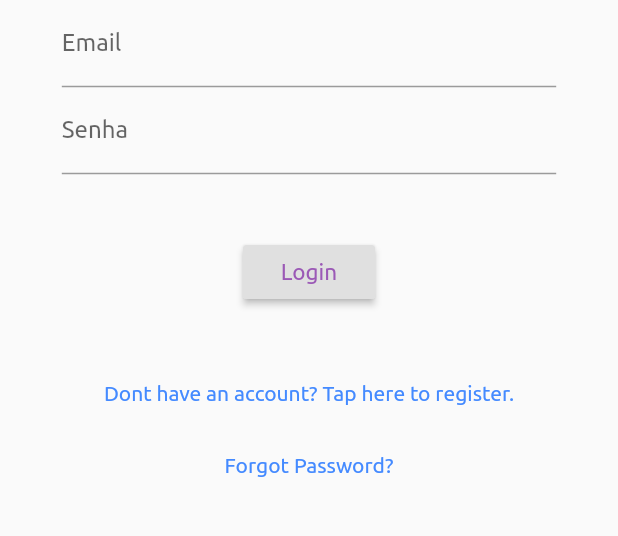
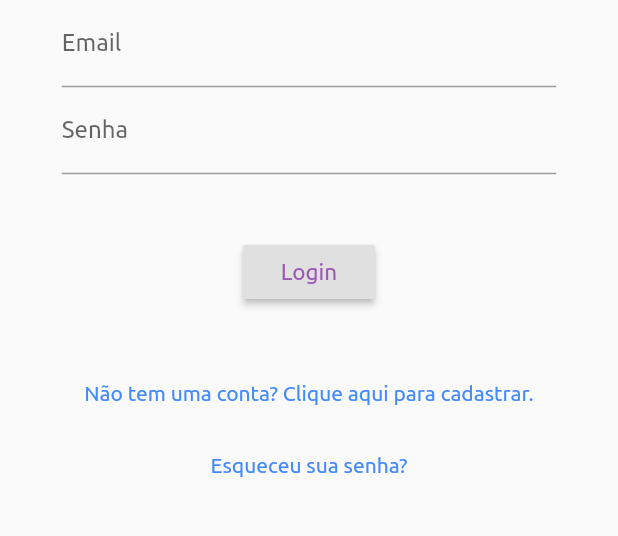
Before and after one commit to pauloj2000/engeconomica, a Flutter app: the screen it shows after launch, on a phone screen of 412 x 824 dp, the part 331-867 px from its top. Run offline on Flutter 3.47's test engine with Material 2 defaults, Android fonts, the phone set to English and light mode, and no system bars; our stand-ins replace modal_progress_hud, toast; accounts and stored records are empty; project files that could hold a hidden picture were left out.

```diff
--- a/alternative/lib/infra/mock_db.dart
+++ b/alternative/lib/infra/mock_db.dart
@@ -32,8 +32,8 @@ class BancoDadosMock {
     usuarios.add(user2);
 
     Loja loja1 = new Loja(id: 1, idUsuario: 1, nome: "Indio Maluco", avaliacao: 5);
-    Loja loja2 = new Loja(id: 2, idUsuario: 1, nome: "Artesãonato", avaliacao: 5);
-    Loja loja3 = new Loja(id: 3, idUsuario: 2, nome: "Miçangas do Zé", avaliacao: 5);
+    Loja loja2 = new Loja(id: 2, idUsuario: 3, nome: "Artesãonato", avaliacao: 5);
+    Loja loja3 = new Loja(id: 3, idUsuario: 4, nome: "Miçangas do Zé", avaliacao: 5);
 
     lojas.add(loja1);
     lojas.add(loja2);
--- a/alternative/lib/model/modelo_loja.dart
+++ b/alternative/lib/model/modelo_loja.dart
@@ -7,18 +7,22 @@ String lojaToJson(Loja data) => json.encode(data.toJson());
 class Loja {
   int id;
   String nome;
+  String descricao;
   int idUsuario;
   double caixa;
   double valorTotalRecebido;
   int avaliacao;
+  String foto;
 
   Loja({
     this.id,
     this.nome,
+    this.descricao,
     this.idUsuario,
     this.caixa,
     this.valorTotalRecebido,
     this.avaliacao,
+    this.foto
   });
 
   factory Loja.fromJson(Map<String, dynamic> json) => Loja(
@@ -28,6 +32,8 @@ class Loja {
     caixa: json["caixa"].toDouble(),
     valorTotalRecebido: json["valorTotalRecebido"].toDouble(),
     avaliacao: json["avaliacao"],
+    descricao: json["descricao"],
+    foto: json["foto"],
   );
 
   Map<String, dynamic> toJson() => {
@@ -37,5 +43,7 @@ class Loja {
     "caixa": caixa,
     "valorTotalRecebido": valorTotalRecebido,
     "avaliacao": avaliacao,
+    "foto": foto,
+    "descricao": descricao
   };
 }
--- a/alternative/lib/model/modelo_usuario.dart
+++ b/alternative/lib/model/modelo_usuario.dart
@@ -11,7 +11,6 @@ class Usuario {
   String senha;
   String dataCriacao;
   List<Pagamento> pagamentos;
-  int idLoja;
 
   Usuario({
     this.id,
@@ -20,7 +19,6 @@ class Usuario {
     this.senha,
     this.dataCriacao,
     this.pagamentos,
-    this.idLoja
   });
 
   factory Usuario.fromJson(Map<String, dynamic> json) => Usuario(
@@ -30,7 +28,6 @@ class Usuario {
     senha: json["senha"],
     dataCriacao: json["dataCriacao"],
     pagamentos: List<Pagamento>.from(json["pagamentos"].map((x) => Pagamento.fromJson(x))),
-    idLoja: json["idLoja"],
   );
 
   Map<String, dynamic> toJson() => {
@@ -40,7 +37,6 @@ class Usuario {
     "senha": senha,
     "dataCriacao": dataCriacao,
     "pagamentos": List<dynamic>.from(pagamentos.map((x) => x.toJson())),
-    "idLoja": idLoja,
   };
 }
 
--- a/alternative/lib/pages/login.dart
+++ b/alternative/lib/pages/login.dart
@@ -164,14 +164,14 @@ class _LoginPageState extends State<LoginPage> {
               ),
             ),
             new FlatButton(
-              child: new Text('Dont have an account? Tap here to register.',
+              child: new Text('Não tem uma conta? Clique aqui para cadastrar.',
                   style: TextStyle(
                     color: Colors.blueAccent,
                   )),
               onPressed: _formChange,
             ),
             new FlatButton(
-              child: new Text('Forgot Password?',
+              child: new Text('Esqueceu sua senha?',
                   style: TextStyle(
                     color: Colors.blueAccent,
                   )),
@@ -191,7 +191,7 @@ class _LoginPageState extends State<LoginPage> {
               ),
               child: RaisedButton(
                 child: new Text(
-                  'Create an Account',
+                  'Criar nova conta',
                   style: TextStyle(
                     color: Cores.roxo,
                     fontSize: 15,
@@ -201,7 +201,7 @@ class _LoginPageState extends State<LoginPage> {
               ),
             ),
             new FlatButton(
-              child: new Text('Have an account? Click here to login.',
+              child: new Text('Já tem uma conta? Clique para fazer login',
                   style: TextStyle(
                     color: Colors.blueAccent,
                   )),
--- a/alternative/lib/pages/novo_anuncio.dart
+++ b/alternative/lib/pages/novo_anuncio.dart
@@ -158,7 +158,6 @@ class _NovoAnuncioPageState extends State<NovoAnuncioPage> {
                       side: BorderSide(color: Cores.roxo)),
                   onPressed: () {
                       adicionaNovoItem();
-
                   },
                   color: Cores.cinzaClaro,
                   child: new Row(
--- a/alternative/lib/services/servico_usuario.dart
+++ b/alternative/lib/services/servico_usuario.dart
@@ -12,8 +12,7 @@ class ServicoUsuario {
         email: _email,
         senha: _senha,
         dataCriacao: _dataCriacao,
-        pagamentos: _pagamentos,
-        idLoja: idLoja));
+        pagamentos: _pagamentos));
 
     return new ResultadoExecucao(true, "");
   }
@@ -45,8 +44,7 @@ class ServicoUsuario {
           email: _email,
           senha: _senha,
           dataCriacao: _dataCriacao,
-          pagamentos: _pagamentos,
-          idLoja: idLoja));
+          pagamentos: _pagamentos));
     } else {
       resultado.setResultado(false);
       resultado.adicioneMensagemErro("Não foi possível alterar.");
```
Also changed, not shown: alternative/lib/pages/inicio.dart (+19 -4 lines), alternative/lib/pages/nova_loja.dart (+192 -203 lines), alternative/lib/services/servico_loja.dart (+8 -2 lines).
